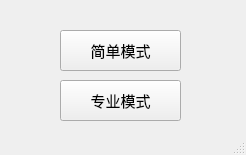
Above: MainWindow.ui from thisisagan/RS-Tool before the change. Below: the same form after it.
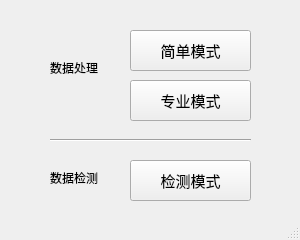
That is the form after the change. Icons and pictures are not drawn.

Commit message: 增加了检测模式，同时该版本具有登录控制

```diff
--- a/MainWindow.ui
+++ b/MainWindow.ui
@@ -6,20 +6,20 @@
    <rect>
     <x>0</x>
     <y>0</y>
-    <width>246</width>
-    <height>155</height>
+    <width>300</width>
+    <height>240</height>
    </rect>
   </property>
   <property name="minimumSize">
    <size>
-    <width>246</width>
-    <height>155</height>
+    <width>300</width>
+    <height>240</height>
    </size>
   </property>
   <property name="maximumSize">
    <size>
-    <width>246</width>
-    <height>155</height>
+    <width>300</width>
+    <height>240</height>
    </size>
   </property>
   <property name="windowTitle">
@@ -33,7 +33,7 @@
    <widget class="QPushButton" name="easyButton">
     <property name="geometry">
      <rect>
-      <x>60</x>
+      <x>130</x>
       <y>30</y>
       <width>121</width>
       <height>41</height>
@@ -51,7 +51,7 @@
    <widget class="QPushButton" name="proButton">
     <property name="geometry">
      <rect>
-      <x>60</x>
+      <x>130</x>
       <y>80</y>
       <width>121</width>
       <height>41</height>
@@ -66,6 +66,69 @@
      <string>专业模式</string>
     </property>
    </widget>
+   <widget class="QLabel" name="label">
+    <property name="geometry">
+     <rect>
+      <x>50</x>
+      <y>60</y>
+      <width>67</width>
+      <height>16</height>
+     </rect>
+    </property>
+    <property name="layoutDirection">
+     <enum>Qt::LeftToRight</enum>
+    </property>
+    <property name="text">
+     <string>数据处理</string>
+    </property>
+   </widget>
+   <widget class="QPushButton" name="validButton">
+    <property name="geometry">
+     <rect>
+      <x>130</x>
+      <y>160</y>
+      <width>121</width>
+      <height>41</height>
+     </rect>
+    </property>
+    <property name="font">
+     <font>
+      <pointsize>11</pointsize>
+     </font>
+    </property>
+    <property name="text">
+     <string>检测模式</string>
+    </property>
+   </widget>
+   <widget class="Line" name="line">
+    <property name="geometry">
+     <rect>
+      <x>50</x>
+      <y>130</y>
+      <width>201</width>
+      <height>20</height>
+     </rect>
+    </property>
+    <property name="orientation">
+     <enum>Qt::Horizontal</enum>
+    </property>
+   </widget>
+   <widget class="QLabel" name="label_2">
+    <property name="geometry">
+     <rect>
+      <x>50</x>
+      <y>170</y>
+      <width>67</width>
+      <height>16</height>
+     </rect>
+    </property>
+    <property name="layoutDirection">
+     <enum>Qt::LeftToRight</enum>
+    </property>
+    <property name="text">
+     <string>数据检测</string>
+    </property>
+   </widget>
   </widget>
   <widget class="QStatusBar" name="statusbar"/>
  </widget>
```
Left out of the diff: 2 changed lines with no effect on the pictures. The commit also changes 11 other files.
